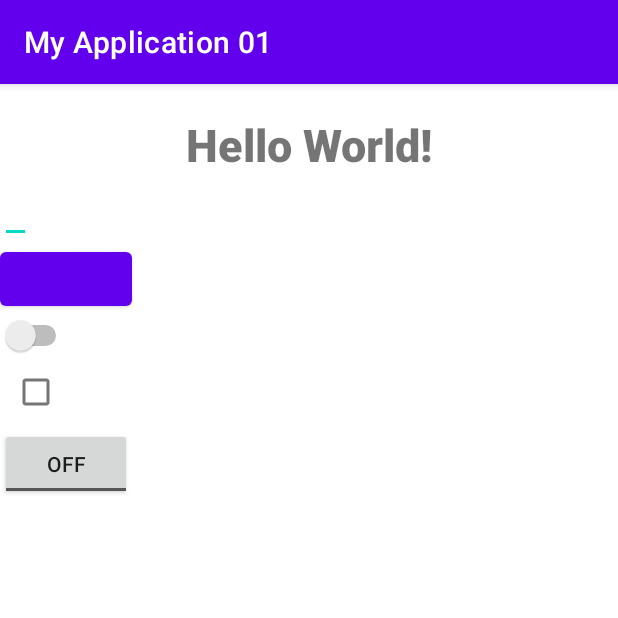
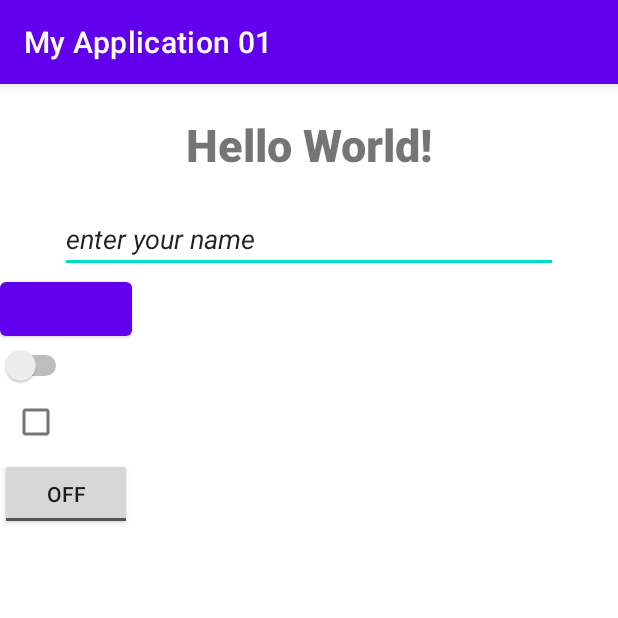
Before and after one commit to Navara91/HomeWorkRepo, an Android app: the screen it shows after launch (MainActivity), on a phone screen of 412 x 824 dp, the top half of it. Run offline under Robolectric (Android 15) with nearby library versions, the phone set to English and light mode, and no system bars.

Commit message:
EditText подукрасил немного

```diff
--- a/app/src/main/res/layout/activity_main.xml
+++ b/app/src/main/res/layout/activity_main.xml
@@ -20,8 +20,14 @@
         />
 
     <EditText
-        android:layout_width="wrap_content"
+        android:layout_width="match_parent"
         android:layout_height="wrap_content"
+        android:text="enter your name"
+        android:textStyle="italic"
+        android:ems="10"
+        android:layout_marginTop="20dp"
+        android:layout_marginLeft="40dp"
+        android:layout_marginRight="40dp"
         />
 
     <Button
```
